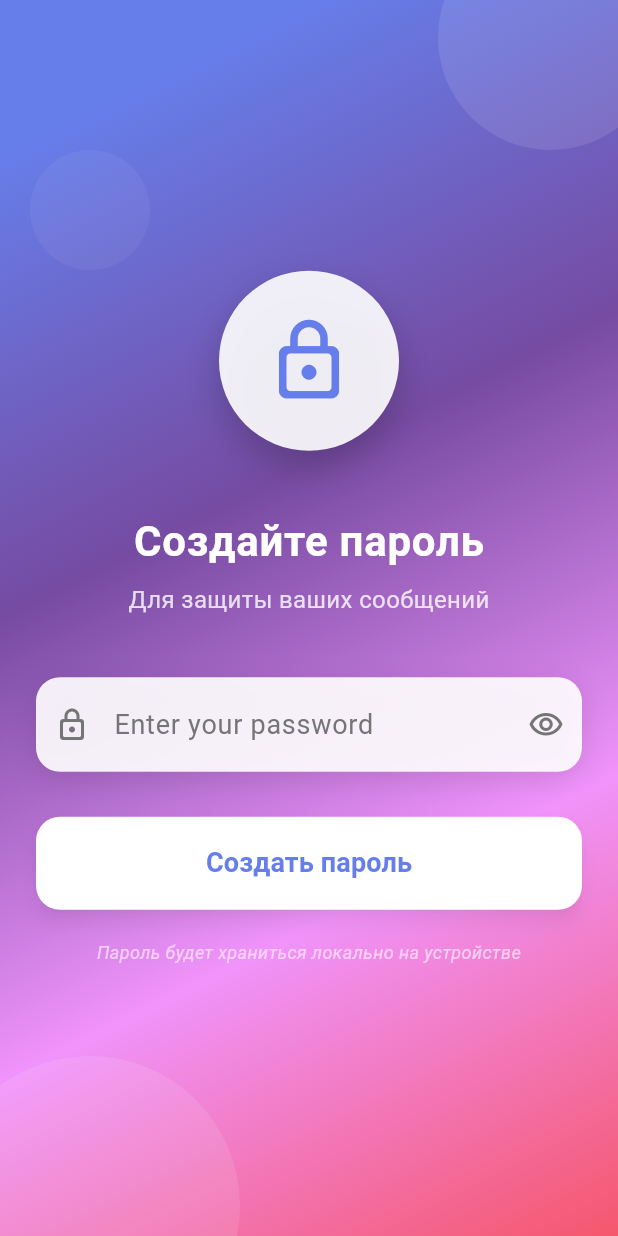
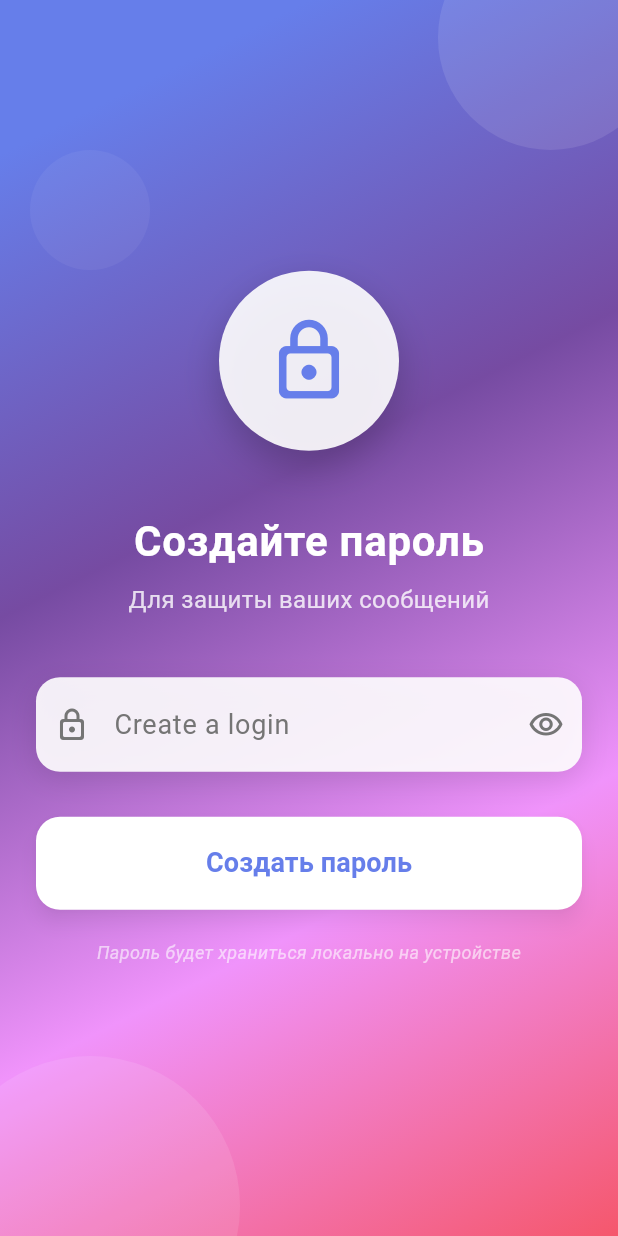
Before and after one commit to crazynoob1566/my-chat-app, a Flutter app: the screen it shows after launch, on a phone screen of 412 x 824 dp. Run offline on Flutter 3.47's test engine with Material 3 defaults, Android fonts, the phone set to English and light mode, and no system bars; our stand-ins replace cached_network_image, flutter_local_notifications, image_gallery_saver, image_picker, permission_handler, photo_view and 3 more; accounts and stored records are empty.

Commit message:
Обновление

```diff
--- a/lib/main.dart
+++ b/lib/main.dart
@@ -318,7 +318,7 @@ class _PasswordScreenState extends State<PasswordScreen> {
         _navigateToUserSelection();
       } else {
         setState(() {
-          _errorMessage = 'Неверный пароль';
+          _errorMessage = 'Invalid login';
           _passwordController.clear();
         });
       }
@@ -419,7 +419,7 @@ class _PasswordScreenState extends State<PasswordScreen> {
                       Text(
                         _isFirstLaunch
                             ? 'Создайте пароль'
-                            : '𝕊𝕒𝕝𝕒𝕞 𝕡𝕠𝕡𝕠𝕝𝕒𝕞',
+                            : ' ℂ𝕠𝕞𝕡𝕝𝕖𝕥𝕖 𝕧𝕖𝕣𝕚𝕗𝕚𝕔𝕒𝕥𝕚𝕠𝕟',
                         style: const TextStyle(
                           fontSize: 28,
                           fontWeight: FontWeight.bold,
@@ -456,7 +456,7 @@ class _PasswordScreenState extends State<PasswordScreen> {
                             color: Colors.black87,
                           ),
                           decoration: InputDecoration(
-                            hintText: 'Enter your password',
+                            hintText: 'Create a login',
                             hintStyle: TextStyle(color: Colors.grey[600]),
                             border: InputBorder.none,
                             contentPadding: const EdgeInsets.symmetric(
```
